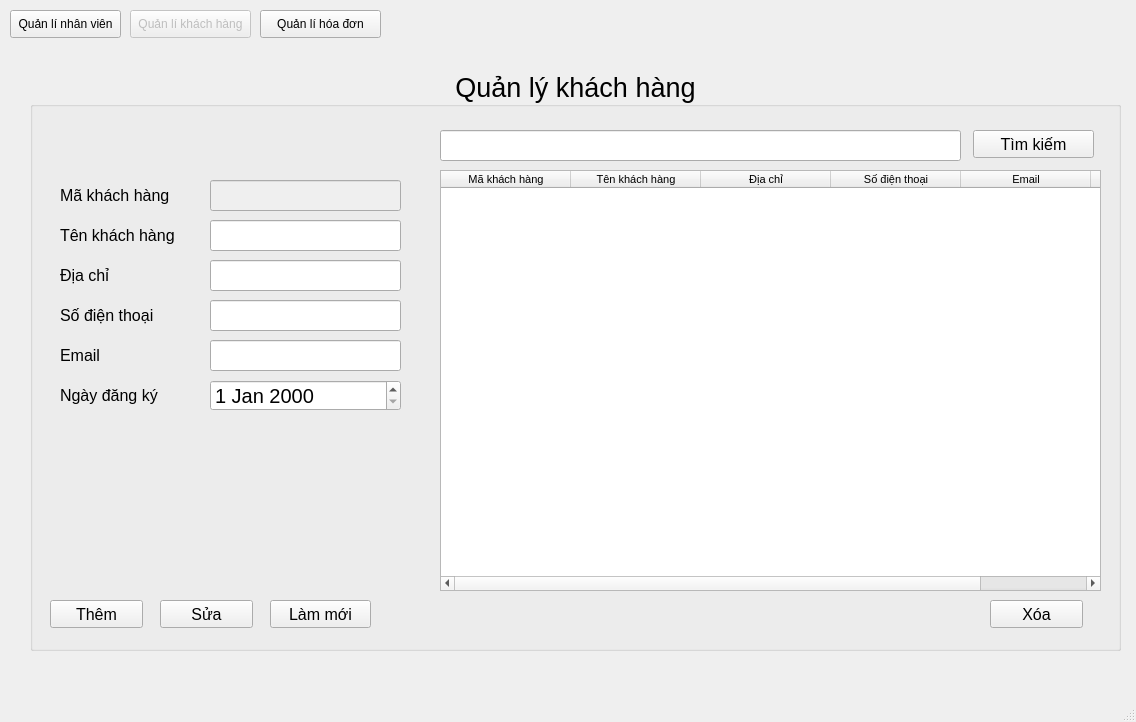
Above: GUI/QuanLyKhachHang.ui from hell0zip2000/Python_Water-Meter_Detected before the change. Below: the same form after it.
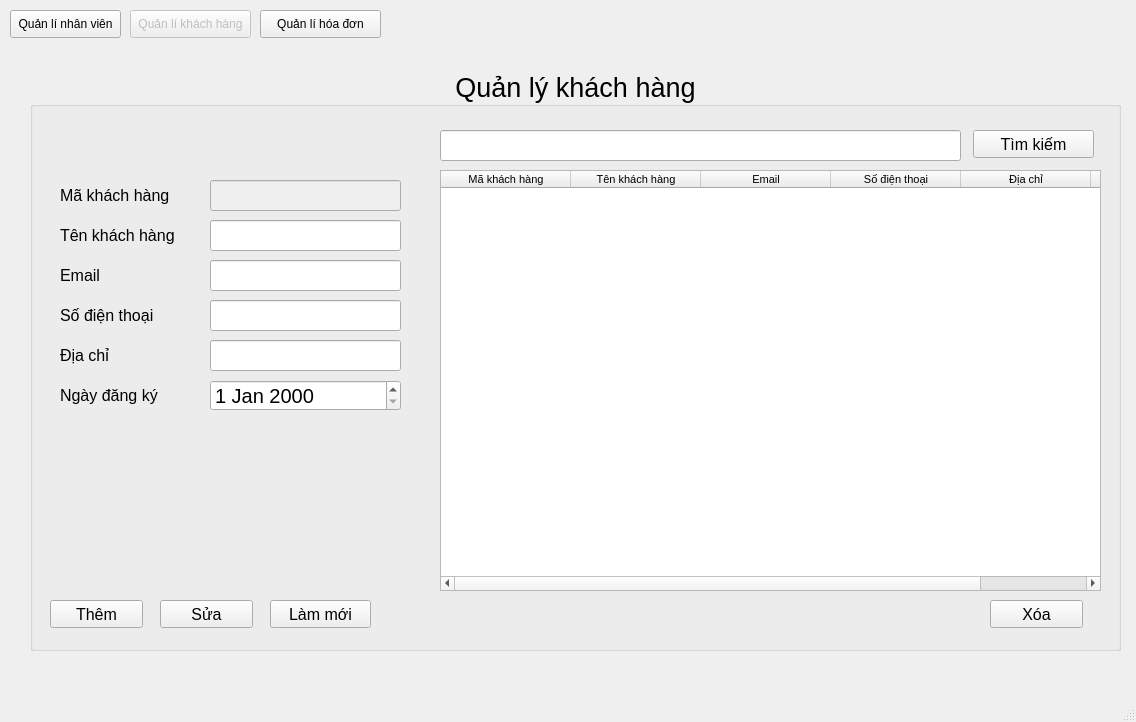
That is the form after the change.

```diff
--- a/GUI/QuanLyKhachHang.ui
+++ b/GUI/QuanLyKhachHang.ui
@@ -164,7 +164,7 @@
      <property name="geometry">
       <rect>
        <x>180</x>
-       <y>190</y>
+       <y>270</y>
        <width>191</width>
        <height>31</height>
       </rect>
@@ -179,7 +179,7 @@
      <property name="geometry">
       <rect>
        <x>30</x>
-       <y>190</y>
+       <y>270</y>
        <width>141</width>
        <height>31</height>
       </rect>
@@ -346,21 +346,21 @@
        <string>Tên khách hàng</string>
       </property>
      </column>
-     <column>
-      <property name="text">
-       <string>Địa chỉ</string>
-      </property>
-     </column>
-     <column>
-      <property name="text">
-       <string>Số điện thoại</string>
-      </property>
-     </column>
      <column>
       <property name="text">
        <string>Email</string>
       </property>
      </column>
+     <column>
+      <property name="text">
+       <string>Số điện thoại</string>
+      </property>
+     </column>
+     <column>
+      <property name="text">
+       <string>Địa chỉ</string>
+      </property>
+     </column>
      <column>
       <property name="text">
        <string>Ngày đăng ký</string>
@@ -386,7 +386,7 @@
      <property name="geometry">
       <rect>
        <x>180</x>
-       <y>270</y>
+       <y>190</y>
        <width>191</width>
        <height>31</height>
       </rect>
@@ -401,7 +401,7 @@
      <property name="geometry">
       <rect>
        <x>30</x>
-       <y>270</y>
+       <y>190</y>
        <width>141</width>
        <height>31</height>
       </rect>
```
Left out of the diff: 3 changed lines with no effect on the pictures.
